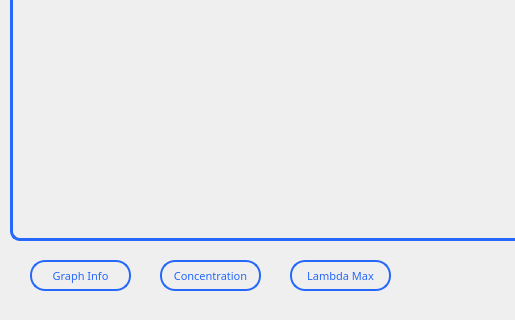
First picture: the form in SpectrumAnalyzer/test1.ui, repository NilushikaSandeepani/189116Research, before the edit; both pictures show x 0 to 515 and y 180 to 500 of the 800 by 500 pixel window.
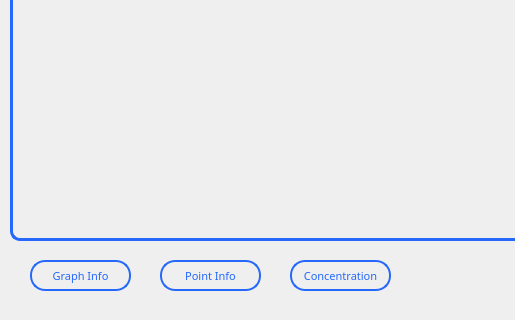
Second picture: the form after the edit. Icons and pictures are not drawn. Custom widgets are drawn as their Qt base class.

Commit message:
Point selection on the customplot
Added point selection on graph and calculate concentration. foe errors, designed a separate UI

The edit to the form file:
```diff
--- a/SpectrumAnalyzer/test1.ui
+++ b/SpectrumAnalyzer/test1.ui
@@ -319,7 +319,7 @@
 color:#2568FB</string>
    </property>
    <property name="text">
-    <string>Concentration</string>
+    <string>Point Info</string>
    </property>
   </widget>
   <widget class="QPushButton" name="Upload_4">
@@ -344,7 +344,7 @@
 color:#2568FB</string>
    </property>
    <property name="text">
-    <string>Lambda Max</string>
+    <string>Concentration</string>
    </property>
   </widget>
   <widget class="QPushButton" name="Upload_5">
```
The commit also changes 10 other files.
